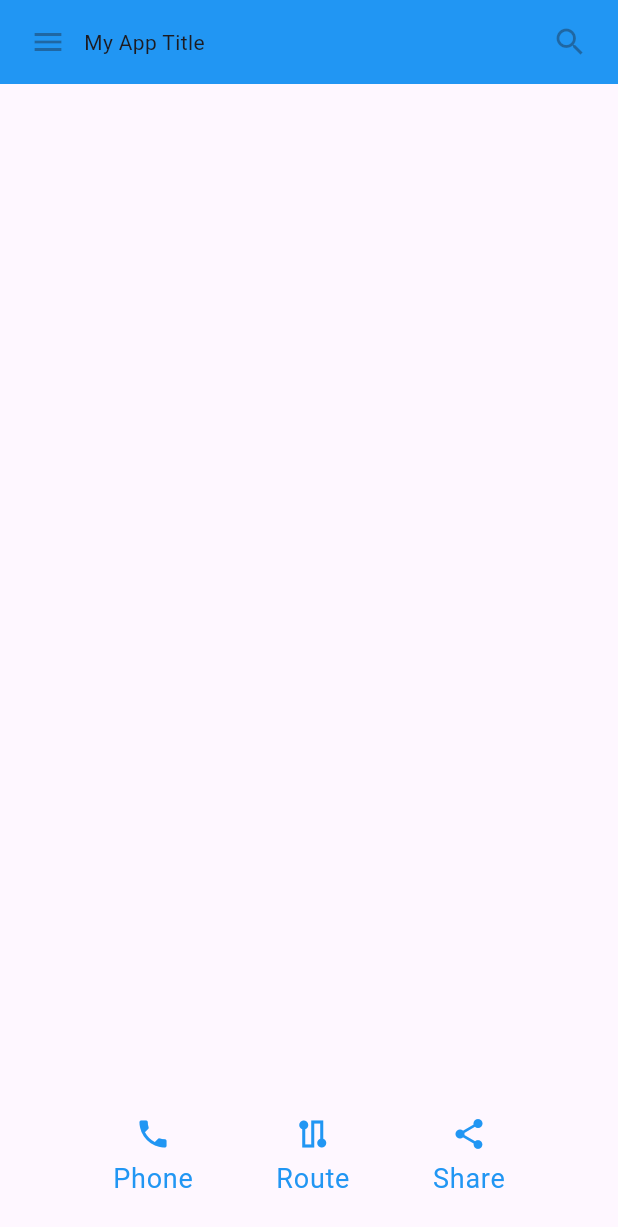
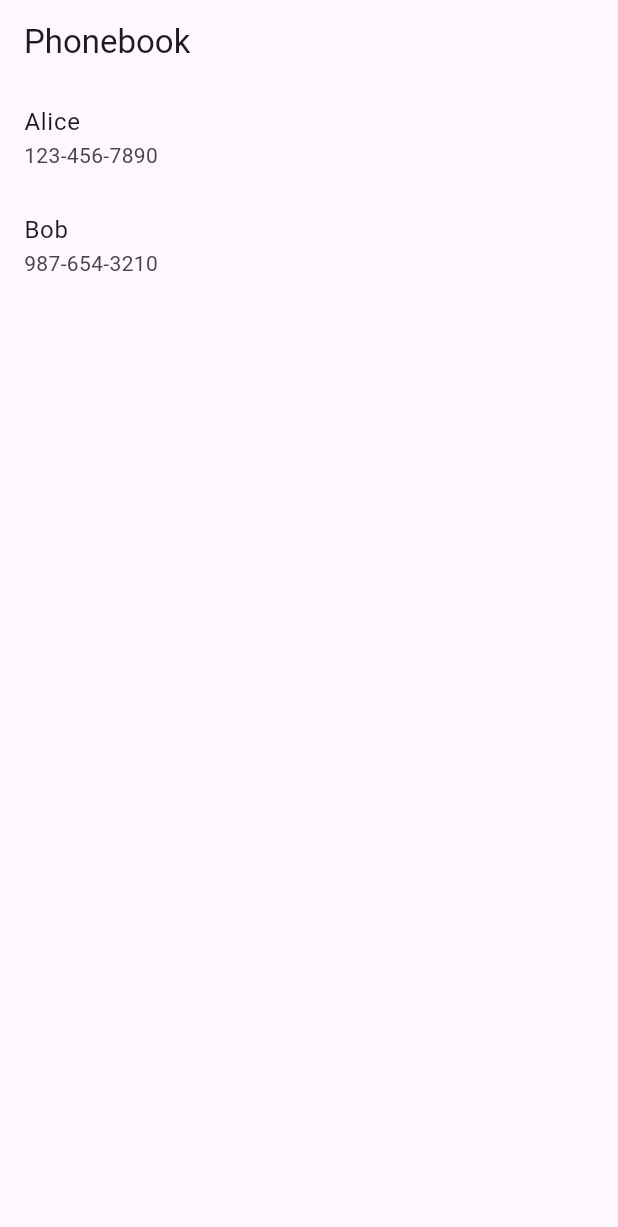
Before and after one commit to phetlaphang1/flutter-duckquynh, a Flutter app: the screen it shows after launch, on a phone screen of 412 x 824 dp. Shown: the top 1227 px of the screen. Run offline on Flutter 3.47's test engine with Material 3 defaults, Android fonts, the phone set to English and light mode, and no system bars.

Commit message:
bai tren lop

```diff
--- a/lib/main.dart
+++ b/lib/main.dart
@@ -1,65 +1,66 @@
 import 'package:flutter/material.dart';
+import 'package:hello/pages/Contacts.dart';
 import 'package:hello/pages/home.dart';
 
 import 'package:flutter/cupertino.dart';
 import 'package:flutter/material.dart';
 import 'package:flutter/widgets.dart';
 
-void main(){
-  //runApp(MyApp());
-
-  runApp(
-      MaterialApp(
-        title: 'My app',
-        home: SafeArea(
-          child: Scaffold(
-            body: Container(
-              child: MyScaffold(),
-            ),
-          ),
-
-        ),
-
-        debugShowCheckedModeBanner: false,
-      ));
-}
-
-class MyAppBar extends StatelessWidget implements PreferredSizeWidget{
-  final Widget title;
-  const MyAppBar({required this.title, Key? key}) : super(key: key);
-
-  Widget build(BuildContext context) {
-    return Container(
-      height: 56,
-      padding: const EdgeInsets.symmetric(horizontal: 8),
-      decoration: BoxDecoration(color: Colors.blue[500]),
-
-      child: Row(
-        children: [
-          const IconButton(
-            icon: Icon(Icons.menu),
-            tooltip: 'Navigation menu',
-            onPressed: null,
-          ),
-          Expanded(
-            child: title,
-          ),
-          const IconButton(
-            icon: Icon(Icons.search),
-            tooltip: 'Search',
-            onPressed: null,
-          )
-        ],
-      ),
-    );
-  }
-
-  @override
-  // TODO: implement preferredSize
-  Size get preferredSize => const Size.fromHeight(kToolbarHeight);
-
-
-}
+// void main(){
+//   //runApp(MyApp());
+//
+//   runApp(
+//       MaterialApp(
+//         title: 'My app',
+//         home: SafeArea(
+//           child: Scaffold(
+//             body: Container(
+//               child: MyScaffold(),
+//             ),
+//           ),
+//
+//         ),
+//
+//         debugShowCheckedModeBanner: false,
+//       ));
+// }
+//
+// class MyAppBar extends StatelessWidget implements PreferredSizeWidget{
+//   final Widget title;
+//   const MyAppBar({required this.title, Key? key}) : super(key: key);
+//
+//   Widget build(BuildContext context) {
+//     return Container(
+//       height: 56,
+//       padding: const EdgeInsets.symmetric(horizontal: 8),
+//       decoration: BoxDecoration(color: Colors.blue[500]),
+//
+//       child: Row(
+//         children: [
+//           const IconButton(
+//             icon: Icon(Icons.menu),
+//             tooltip: 'Navigation menu',
+//             onPressed: null,
+//           ),
+//           Expanded(
+//             child: title,
+//           ),
+//           const IconButton(
+//             icon: Icon(Icons.search),
+//             tooltip: 'Search',
+//             onPressed: null,
+//           )
+//         ],
+//       ),
+//     );
+//   }
+//
+//   @override
+//   // TODO: implement preferredSize
+//   Size get preferredSize => const Size.fromHeight(kToolbarHeight);
+//
+//
+// }
 
 // class MyScaffold extends StatelessWidget {
 //   static const descTextStyle = TextStyle(
@@ -120,70 +121,70 @@ class MyAppBar extends StatelessWidget implements PreferredSizeWidget{
 //   }
 // }
 
-class MyScaffold extends StatelessWidget {
-  static const descTextStyle = TextStyle(
-    color: Colors.blue,
-    fontFamily: 'Roboto',
-    letterSpacing: 0.5,
-    fontSize: 18,
-    height: 2,
-  );
-
-  const MyScaffold({Key? key});
-
-  @override
-  Widget build(BuildContext context) {
-    final iconList = DefaultTextStyle.merge(
-      style: descTextStyle,
-      child: Container(
-        padding: const EdgeInsets.all(20),
-        child: Column(
-          mainAxisAlignment: MainAxisAlignment.end, // Di chuyển xuống cuối
-          children: [
-            Row(
-              mainAxisAlignment: MainAxisAlignment.spaceEvenly,
-              children: [
-                Column(
-                  children: [
-                    Icon(Icons.phone, color: Colors.blue[500]),
-                    Container(
-                      child: const Text('Phone'),
-                    ),
-                  ],
-                ),
-                Column(
-                  children: [
-                    Icon(Icons.route_sharp, color: Colors.blue[500]),
-                    Container(
-                      child: const Text('Route'),
-                    ),
-                  ],
-                ),
-                Column(
-                  children: [
-                    Icon(Icons.share, color: Colors.blue[500]),
-                    Container(
-                      child: const Text('Share'),
-                    ),
-                  ],
-                ),
-              ],
-            ),
-          ],
-        ),
-      ),
-    );
-
-    return Scaffold(
-      appBar: const MyAppBar(
-        title: Text('My App Title'),
-      ),
-      body: Expanded( // Sử dụng Expanded để giữ phần child Row ở dưới cùng
-        child: iconList,
-      ),
-    );
-  }
-}
+// class MyScaffold extends StatelessWidget {
+//   static const descTextStyle = TextStyle(
+//     color: Colors.blue,
+//     fontFamily: 'Roboto',
+//     letterSpacing: 0.5,
+//     fontSize: 18,
+//     height: 2,
+//   );
+//
+//   const MyScaffold({Key? key});
+// //icon BEN DUOI APP
+//   @override
+//   Widget build(BuildContext context) {
+//     final iconList = DefaultTextStyle.merge(
+//       style: descTextStyle,
+//       child: Container(
+//         padding: const EdgeInsets.all(20),
+//         child: Column(
+//           mainAxisAlignment: MainAxisAlignment.end, // Di chuyển xuống cuối
+//           children: [
+//             Row(
+//               mainAxisAlignment: MainAxisAlignment.spaceEvenly,
+//               children: [
+//                 Column(
+//                   children: [
+//                     Icon(Icons.phone, color: Colors.blue[500]),
+//                     Container(
+//                       child: const Text('Phone'),
+//                     ),
+//                   ],
+//                 ),
+//                 Column(
+//                   children: [
+//                     Icon(Icons.route_sharp, color: Colors.blue[500]),
+//                     Container(
+//                       child: const Text('Route'),
+//                     ),
+//                   ],
+//                 ),
+//                 Column(
+//                   children: [
+//                     Icon(Icons.share, color: Colors.blue[500]),
+//                     Container(
+//                       child: const Text('Share'),
+//                     ),
+//                   ],
+//                 ),
+//               ],
+//             ),
+//           ],
+//         ),
+//       ),
+//     );
+//
+//     return Scaffold(
+//       appBar: const MyAppBar(
+//         title: Text('My App Title'),
+//       ),
+//       body: Expanded( // Sử dụng Expanded để giữ phần child Row ở dưới cùng
+//         child: iconList,
+//       ),
+//     );
+//   }
+// }
 
 
 //
@@ -201,3 +202,40 @@ class MyScaffold extends StatelessWidget {
 //     );
 //   }
 // }
+
+
+// void main (){
+//   runApp(MaterialApp(
+//     home:SafeArea(
+//         child:Scaffold(
+//           body: Center(child: MyWidget(true)),
+//           // appBar: AppBar(
+//           //   backgroundColor: Colors.red,
+//           //   title: const Text('Tu hoc Flutter'),
+//           //
+//           // ),
+//           // body: const Center(
+//           //   child: Text('Hello world'),
+//           //
+//           // )
+//         )
+//     ),
+//     debugShowCheckedModeBanner:false ,
+//   ));
+// }
+//
+// class MyWidget extends StatelessWidget {
+//   final bool loading;
+//
+//   MyWidget(this.loading);
+//
+//   @override
+//   Widget build(BuildContext context) {
+//     return loading ? CircularProgressIndicator() : const Text('State');
+//   }
+// }
+
+
+void main() {
+  runApp(MyApp());
+}
--- /dev/null
+++ b/lib/pages/Contacts.dart
@@ -0,0 +1,38 @@
+import 'package:flutter/material.dart';
+
+class Contact {
+  final String name;
+  final String phoneNumber;
+
+  Contact(this.name, this.phoneNumber);
+}
+
+class MyApp extends StatelessWidget {
+  final List<Contact> contacts = [
+    Contact('Alice', '123-456-7890'),
+    Contact('Bob', '987-654-3210'),
+    // Add more contacts here
+  ];
+
+  @override
+  Widget build(BuildContext context) {
+    return MaterialApp(
+      home: Scaffold(
+        appBar: AppBar(title: Text('Phonebook')),
+        body: ListView.builder(
+          itemCount: contacts.length,
+          itemBuilder: (context, index) {
+            return ListTile(
+              title: Text(contacts[index].name),
+              subtitle: Text(contacts[index].phoneNumber),
+              onTap: () {
+                // Navigate to detail page or show details here
+                print('Selected contact: ${contacts[index].name}');
+              },
+            );
+          },
+        ),
+      ),
+    );
+  }
+}
```
